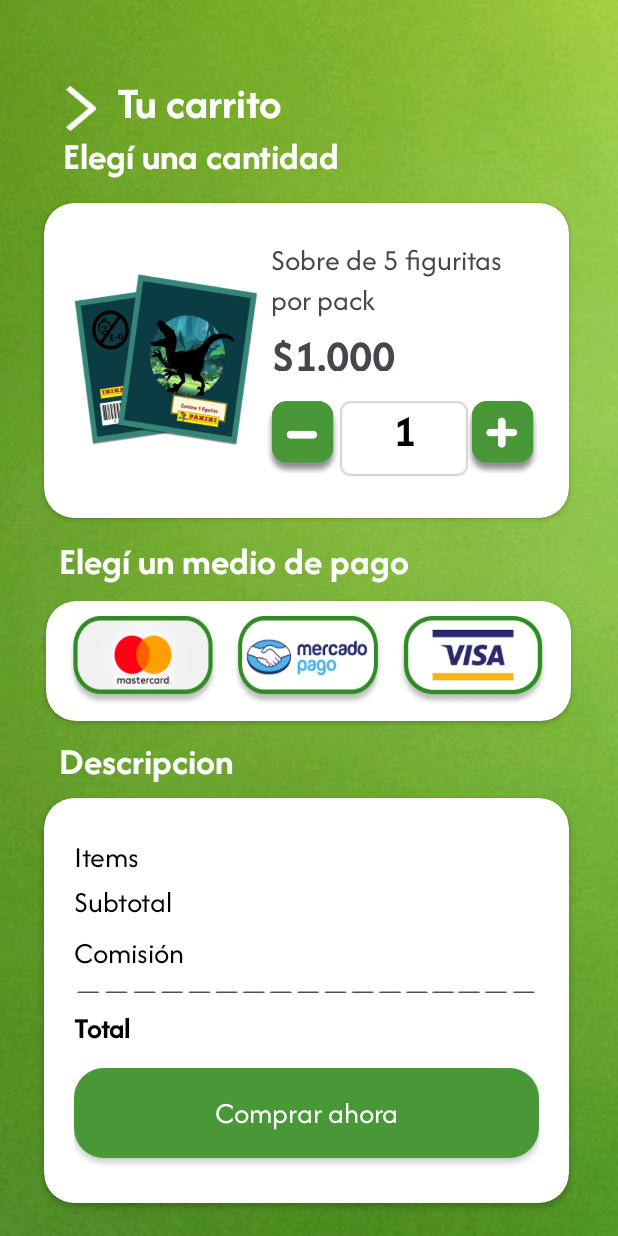
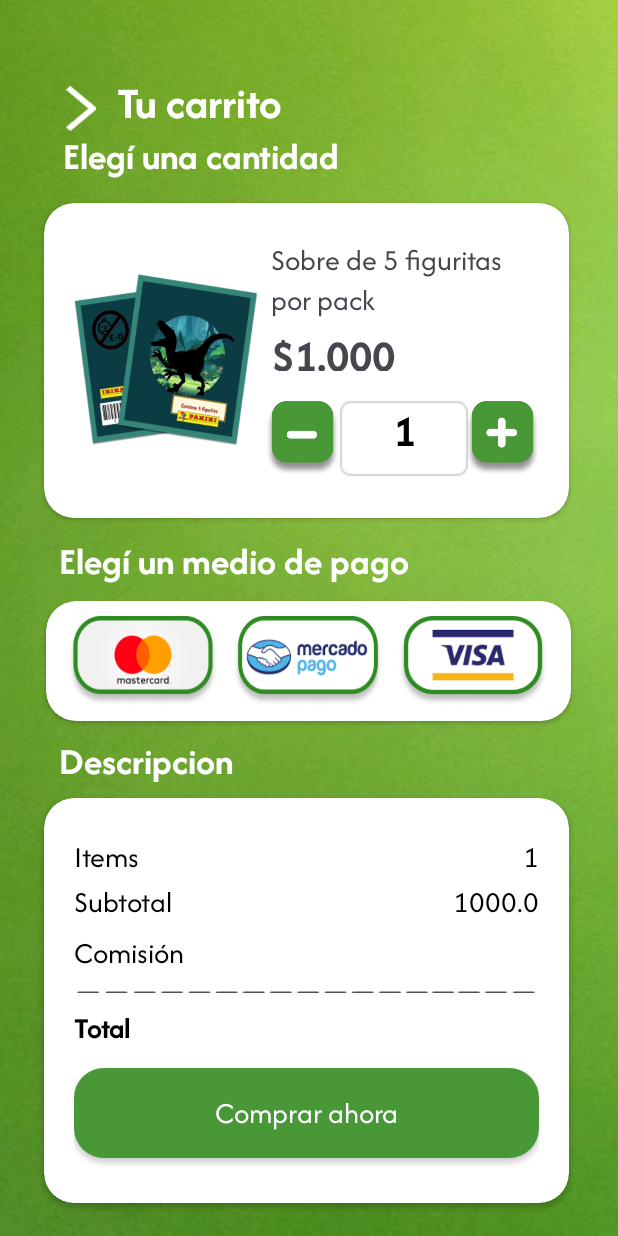
Before and after one commit to RocioDanielaVera/MyDinoStickersCollection2-PM, an Android app: the PurchaseActivity screen opened directly, with no data from a screen before it, on a phone screen of 412 x 824 dp. Run offline under Robolectric (Android 15) with nearby library versions, the light colour scheme and no system bars.

Commit message:
Inicialice los valores de los sticker en el resumen

```diff
--- a/app/src/main/java/com/example/mydinostickerscollection2/PurchaseActivity.kt
+++ b/app/src/main/java/com/example/mydinostickerscollection2/PurchaseActivity.kt
@@ -19,7 +19,7 @@ class PurchaseActivity : AppCompatActivity() {
     private lateinit var binding: ActivityPurchaseBinding
     private var totalAmount = 0.0
     private var comision = 0.0
-    private var medioDePago: MedioDePago? = null
+    //private var medioDePago: MedioDePago? = null
 
 
     override fun onCreate(savedInstanceState: Bundle?) {
@@ -32,6 +32,9 @@ class PurchaseActivity : AppCompatActivity() {
         initListeners()
         initPaymentButtons()
         initPayNowButton(usuario)
+        //Inicializo los valores de el sobre precargado en pantalla
+        binding.tvUserItems.text = "$sobresActual"
+        binding.tvUserSubtotal.text = "${getSubtotal()}"
     }
     private fun initPayNowButton(user: User?) {
         binding.btnBuyNow.setOnClickListener {
@@ -106,7 +109,12 @@ class PurchaseActivity : AppCompatActivity() {
                 binding.tvCountStickerpack.text = buildString { append("$sobresActual") }
                 binding.tvUserItems.text = buildString { append("$sobresActual") }
                 binding.tvUserSubtotal.text = buildString { append("${getSubtotal()}") }
-
+                //Sumo lo sugerido por el profe
+//                val currentTotalAmount = binding.tvUserTotal.text
+//                if (currentTotalAmount.isNotEmpty()) {
+//                    val newTotalAmount = currentTotalAmount.toString().toFloat().plus(getSubtotal())
+//                    binding.tvUserTotal.text = buildString { append("$newTotalAmount") }
+//                }
             }
         }
 
```
